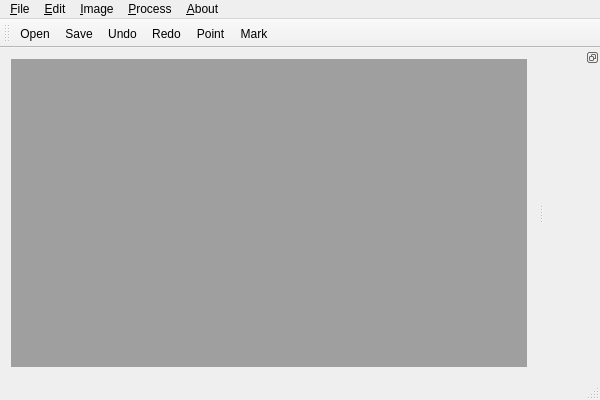
First picture: the form in mainwindow.ui, repository mbobowsk/DarQwin, before the edit.
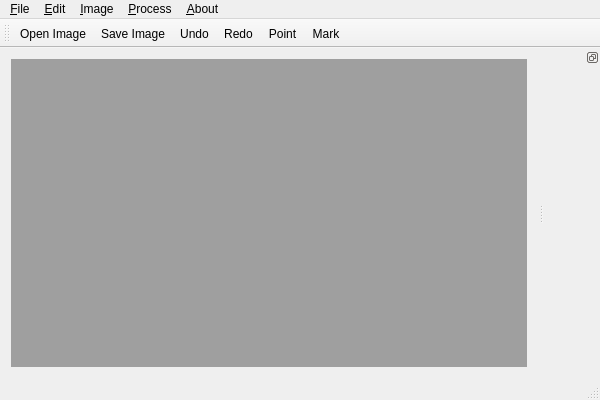
Second picture: the form after the edit. Icons and pictures are not drawn.

Commit message: Wyrównanie histogramu dla RGB. Update GUI.

The edit to the form file:
```diff
--- a/mainwindow.ui
+++ b/mainwindow.ui
@@ -192,7 +192,7 @@
      <normaloff>:/images/open2.png</normaloff>:/images/open2.png</iconset>
    </property>
    <property name="text">
-    <string>&amp;Open</string>
+    <string>&amp;Open Image</string>
    </property>
    <property name="toolTip">
     <string>Open an image file</string>
@@ -207,7 +207,7 @@
      <normaloff>:/images/save2.png</normaloff>:/images/save2.png</iconset>
    </property>
    <property name="text">
-    <string>&amp;Save</string>
+    <string>&amp;Save Image</string>
    </property>
    <property name="toolTip">
     <string>Save image</string>
```
Left out of the diff: 52 changed lines with no effect on the pictures. The commit also changes 5 other files.
